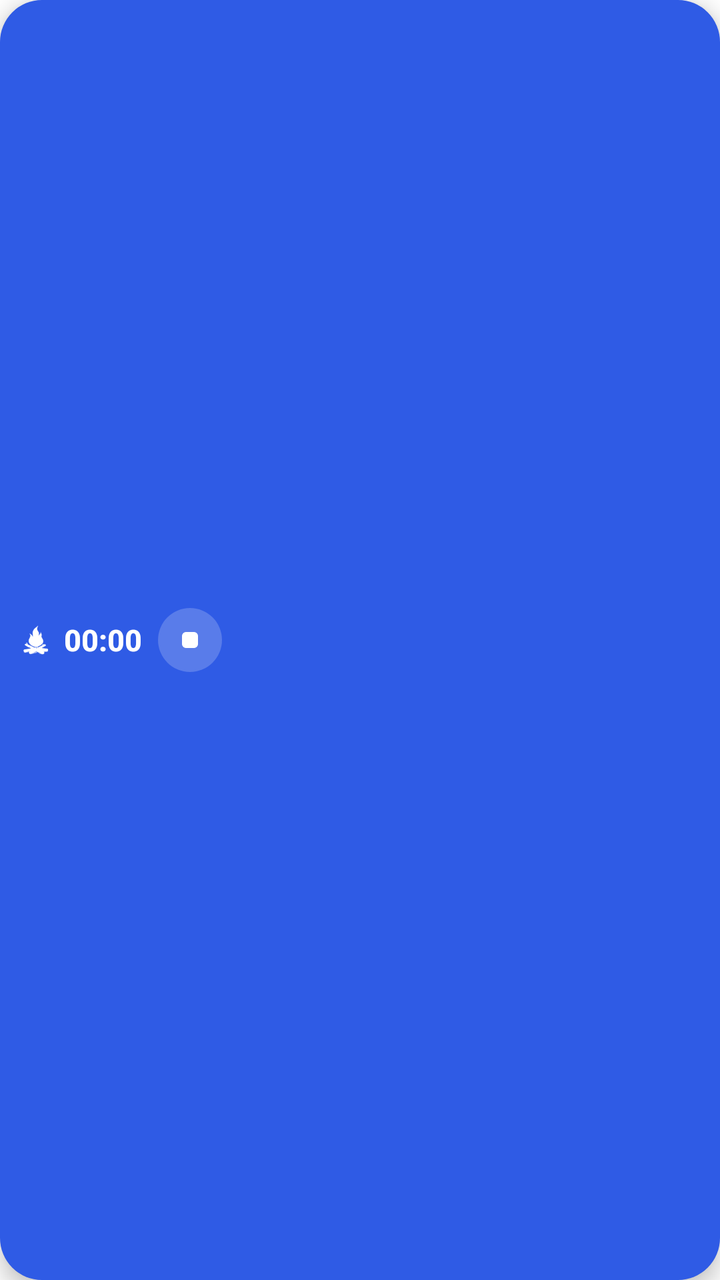
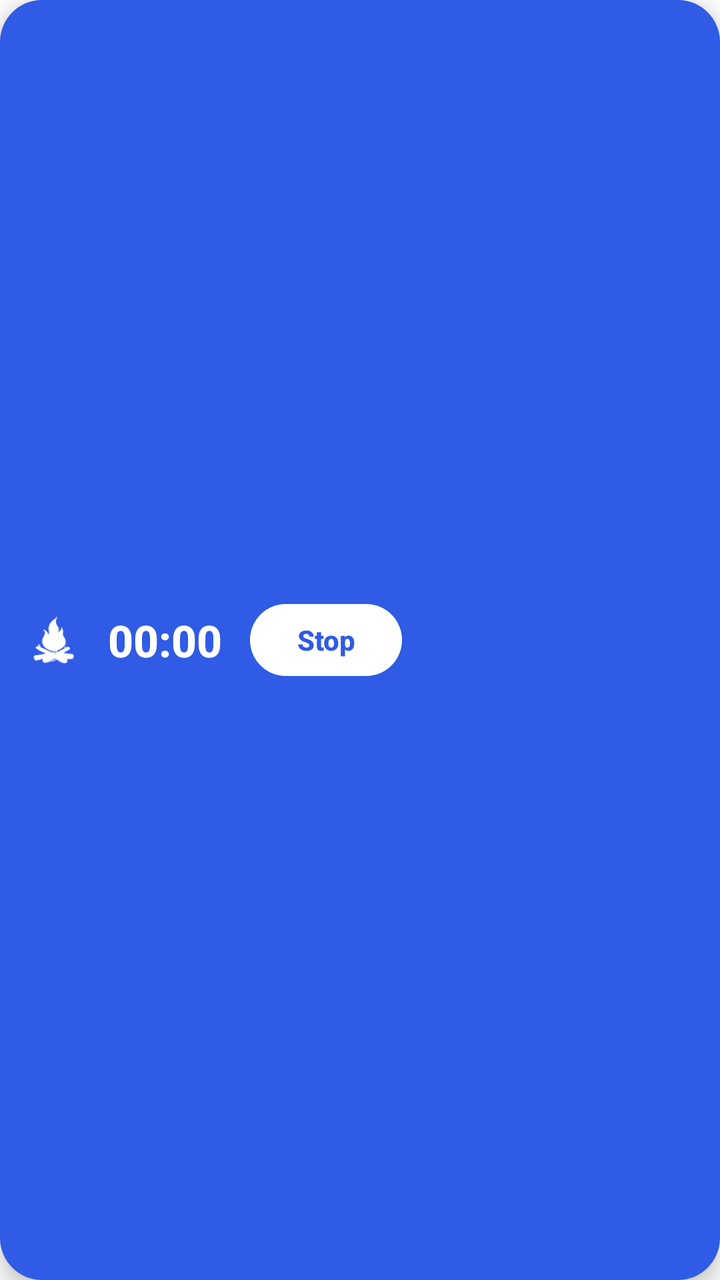

Before-and-after screenshots of an Android layout around one commit, followed by the original layout XML and the change that was made.
<!-- AndroidManifest.xml: fallback theme Theme.MaterialComponents.DayNight.NoActionBar -->
<!-- res/layout/timer_overlay_pill.xml -->
<?xml version="1.0" encoding="utf-8"?>
<LinearLayout xmlns:android="http://schemas.android.com/apk/res/android"
    android:layout_width="wrap_content"
    android:layout_height="wrap_content"
    android:background="@drawable/timer_overlay_bg"
    android:elevation="6dp"
    android:gravity="center_vertical"
    android:orientation="horizontal"
    android:paddingStart="10dp"
    android:paddingTop="5dp"
    android:paddingEnd="5dp"
    android:paddingBottom="5dp">

    
    <ImageView
        android:id="@+id/overlay_timer_icon"
        android:layout_width="16dp"
        android:layout_height="16dp"
        android:importantForAccessibility="no"
        android:src="@drawable/ic_stat_focus_camp"
        android:tint="@color/timer_overlay_ink" />

    <Chronometer
        android:id="@+id/overlay_timer_elapsed"
        android:layout_width="wrap_content"
        android:layout_height="wrap_content"
        android:layout_marginStart="6dp"
        android:fontFamily="sans-serif-medium"
        android:maxLines="1"
        android:text="00:00"
        android:textColor="@color/timer_overlay_ink"
        android:textSize="15sp"
        android:textStyle="bold" />

    
    <ImageView
        android:id="@+id/overlay_timer_action"
        android:layout_width="32dp"
        android:layout_height="32dp"
        android:layout_marginStart="8dp"
        android:background="@drawable/timer_overlay_action_bg"
        android:contentDescription="@string/action_stop"
        android:padding="8dp"
        android:src="@drawable/ic_overlay_stop" />
</LinearLayout>
<!-- resources referenced by this layout -->
<resources>
  <color name="timer_overlay_ink">#FFFFFF</color>
  <!-- drawable ic_overlay_stop (drawable) -->
  <?xml version="1.0" encoding="utf-8"?>
  <vector xmlns:android="http://schemas.android.com/apk/res/android"
      android:width="18dp"
      android:height="18dp"
      android:viewportWidth="24"
      android:viewportHeight="24">
      <path
          android:fillColor="@color/timer_overlay_action_ink"
          android:pathData="M9,6 L15,6 A3,3 0 0 1 18,9 L18,15 A3,3 0 0 1 15,18 L9,18 A3,3 0 0 1 6,15 L6,9 A3,3 0 0 1 9,6 Z" />
  </vector>
  <!-- drawable ic_stat_focus_camp: png bitmap (drawable-hdpi, 1012 bytes) -->
  <!-- drawable timer_overlay_action_bg (drawable) -->
  <?xml version="1.0" encoding="utf-8"?>
  <shape xmlns:android="http://schemas.android.com/apk/res/android"
      android:shape="oval">
      <solid android:color="@color/timer_overlay_action_fill" />
  </shape>
  <!-- drawable timer_overlay_bg (drawable) -->
  <?xml version="1.0" encoding="utf-8"?>
  <shape xmlns:android="http://schemas.android.com/apk/res/android"
      android:shape="rectangle">
      <solid android:color="@color/timer_overlay_fill" />
      <corners android:radius="21dp" />
  </shape>
  <string name="action_stop">Stop</string>
  <color name="timer_overlay_action_ink">#FFFFFF</color>
  <color name="timer_overlay_action_fill">#33FFFFFF</color>
  <color name="timer_overlay_fill">#2F5BE5</color>
</resources>

<!-- the commit's change to res/layout/timer_overlay_pill.xml (unified diff, before → after) -->
@@ -2,20 +2,21 @@
 <LinearLayout xmlns:android="http://schemas.android.com/apk/res/android"
     android:layout_width="wrap_content"
     android:layout_height="wrap_content"
+    android:minHeight="52dp"
     android:background="@drawable/timer_overlay_bg"
     android:elevation="6dp"
     android:gravity="center_vertical"
     android:orientation="horizontal"
-    android:paddingStart="10dp"
-    android:paddingTop="5dp"
-    android:paddingEnd="5dp"
-    android:paddingBottom="5dp">
+    android:paddingStart="14dp"
+    android:paddingTop="8dp"
+    android:paddingEnd="8dp"
+    android:paddingBottom="8dp">
 
     
     <ImageView
         android:id="@+id/overlay_timer_icon"
-        android:layout_width="16dp"
-        android:layout_height="16dp"
+        android:layout_width="26dp"
+        android:layout_height="26dp"
         android:importantForAccessibility="no"
         android:src="@drawable/ic_stat_focus_camp"
         android:tint="@color/timer_overlay_ink" />
@@ -24,22 +25,29 @@
         android:id="@+id/overlay_timer_elapsed"
         android:layout_width="wrap_content"
         android:layout_height="wrap_content"
-        android:layout_marginStart="6dp"
+        android:layout_marginStart="14dp"
+        android:layout_marginEnd="14dp"
         android:fontFamily="sans-serif-medium"
         android:maxLines="1"
         android:text="00:00"
         android:textColor="@color/timer_overlay_ink"
-        android:textSize="15sp"
+        android:textSize="22sp"
         android:textStyle="bold" />
 
     
-    <ImageView
+    <TextView
         android:id="@+id/overlay_timer_action"
-        android:layout_width="32dp"
-        android:layout_height="32dp"
-        android:layout_marginStart="8dp"
+        android:layout_width="wrap_content"
+        android:layout_height="36dp"
         android:background="@drawable/timer_overlay_action_bg"
-        android:contentDescription="@string/action_stop"
-        android:padding="8dp"
-        android:src="@drawable/ic_overlay_stop" />
+        android:fontFamily="sans-serif-medium"
+        android:gravity="center"
+        android:maxLines="1"
+        android:minWidth="76dp"
+        android:paddingStart="16dp"
+        android:paddingEnd="16dp"
+        android:text="@string/action_stop"
+        android:textColor="@color/timer_overlay_action_ink"
+        android:textSize="14sp"
+        android:textStyle="bold" />
 </LinearLayout>
<!-- resource entries referenced after the edit -->
@@ -1,23 +1,13 @@
 <!-- resources referenced by this layout -->
 <resources>
   <color name="timer_overlay_ink">#FFFFFF</color>
-  <!-- drawable ic_overlay_stop (drawable) -->
-  <?xml version="1.0" encoding="utf-8"?>
-  <vector xmlns:android="http://schemas.android.com/apk/res/android"
-      android:width="18dp"
-      android:height="18dp"
-      android:viewportWidth="24"
-      android:viewportHeight="24">
-      <path
-          android:fillColor="@color/timer_overlay_action_ink"
-          android:pathData="M9,6 L15,6 A3,3 0 0 1 18,9 L18,15 A3,3 0 0 1 15,18 L9,18 A3,3 0 0 1 6,15 L6,9 A3,3 0 0 1 9,6 Z" />
-  </vector>
   <!-- drawable ic_stat_focus_camp: png bitmap (drawable-hdpi, 1012 bytes) -->
   <!-- drawable timer_overlay_action_bg (drawable) -->
   <?xml version="1.0" encoding="utf-8"?>
   <shape xmlns:android="http://schemas.android.com/apk/res/android"
-      android:shape="oval">
+      android:shape="rectangle">
       <solid android:color="@color/timer_overlay_action_fill" />
+      <corners android:radius="18dp" />
   </shape>
   <!-- drawable timer_overlay_bg (drawable) -->
   <?xml version="1.0" encoding="utf-8"?>
@@ -27,8 +17,8 @@
       <corners android:radius="21dp" />
   </shape>
   <string name="action_stop">Stop</string>
-  <color name="timer_overlay_action_ink">#FFFFFF</color>
-  <color name="timer_overlay_action_fill">#33FFFFFF</color>
+  <color name="timer_overlay_action_ink">#2F5BE5</color>
+  <color name="timer_overlay_action_fill">#FFFFFF</color>
   <color name="timer_overlay_fill">#2F5BE5</color>
 </resources>
 
